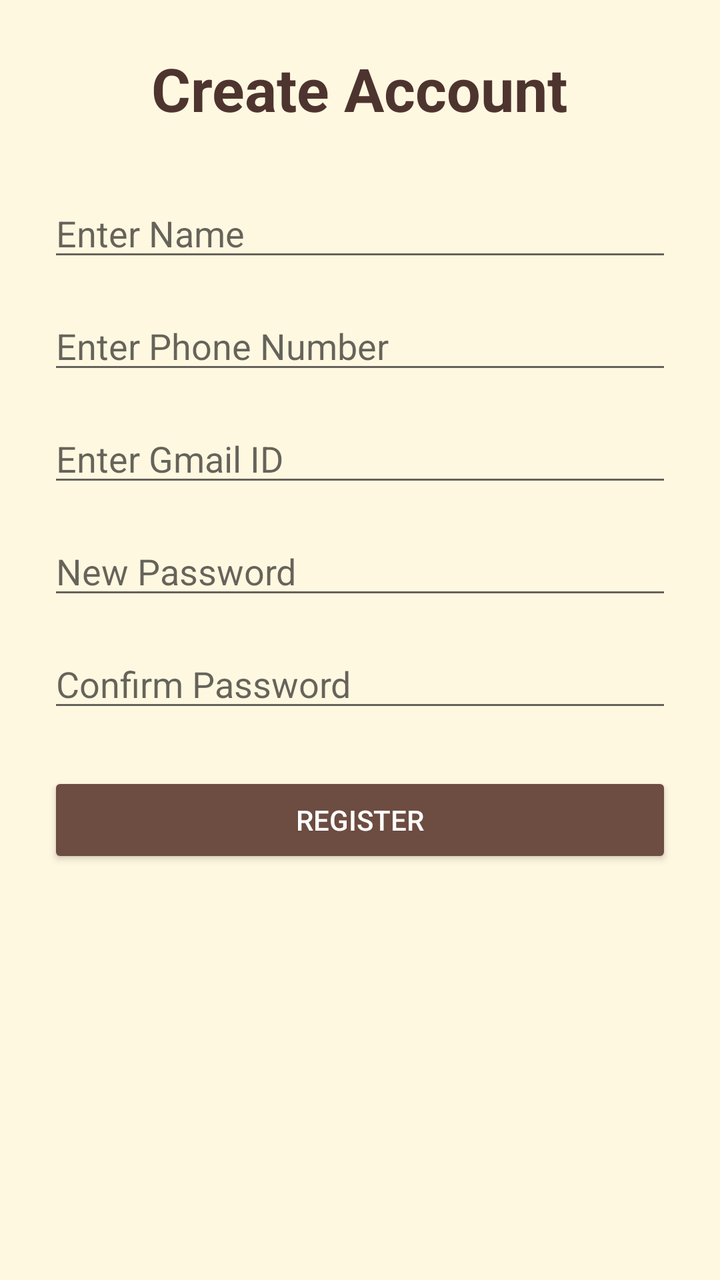
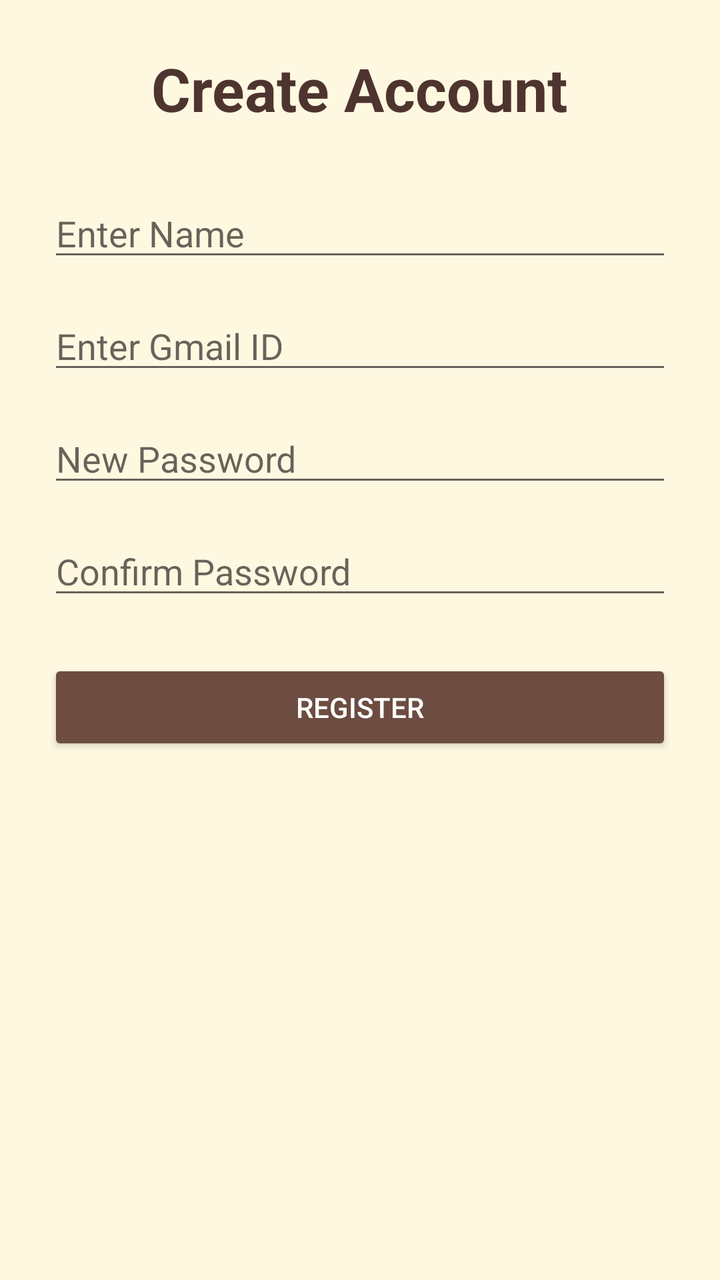

Before-and-after screenshots of an Android layout around one commit, followed by the original layout XML and the change that was made.
<!-- AndroidManifest.xml: application theme Theme.GramaVasathi -->
<!-- res/layout/activity_register.xml -->
<?xml version="1.0" encoding="utf-8"?>
<ScrollView xmlns:android="http://schemas.android.com/apk/res/android"
    android:layout_width="match_parent"
    android:layout_height="match_parent"
    android:background="#FFF8E1">

    <LinearLayout
        android:layout_width="match_parent"
        android:layout_height="wrap_content"
        android:orientation="vertical"
        android:padding="24dp">

        <TextView
            android:layout_width="wrap_content"
            android:layout_height="wrap_content"
            android:text="Create Account"
            android:textSize="30sp"
            android:textStyle="bold"
            android:textColor="#4E342E"
            android:layout_gravity="center"
            android:layout_marginBottom="30dp"/>

        <EditText
            android:id="@+id/nameEdit"
            android:layout_width="match_parent"
            android:layout_height="wrap_content"
            android:hint="Enter Name"/>

        <EditText
            android:id="@+id/phoneEdit"
            android:layout_width="match_parent"
            android:layout_height="wrap_content"
            android:hint="Enter Phone Number"
            android:inputType="number"
            android:maxLength="10"
            android:layout_marginTop="15dp"/>

        <EditText
            android:id="@+id/emailEdit"
            android:layout_width="match_parent"
            android:layout_height="wrap_content"
            android:hint="Enter Gmail ID"
            android:inputType="textEmailAddress"
            android:layout_marginTop="15dp"/>

        <EditText
            android:id="@+id/passwordEdit"
            android:layout_width="match_parent"
            android:layout_height="wrap_content"
            android:hint="New Password"
            android:inputType="textPassword"
            android:layout_marginTop="15dp"/>

        <EditText
            android:id="@+id/confirmPasswordEdit"
            android:layout_width="match_parent"
            android:layout_height="wrap_content"
            android:hint="Confirm Password"
            android:inputType="textPassword"
            android:layout_marginTop="15dp"/>

        <Button
            android:id="@+id/registerBtn"
            android:layout_width="match_parent"
            android:layout_height="wrap_content"
            android:text="REGISTER"
            android:backgroundTint="#6D4C41"
            android:textColor="#FFFFFF"
            android:layout_marginTop="25dp"/>

    </LinearLayout>

</ScrollView>
<!-- resources referenced by this layout -->
<resources>
  <style name="Theme.GramaVasathi" parent="Theme.AppCompat.Light.NoActionBar">
  
          <item name="colorPrimary">#6200EE</item>
          <item name="colorPrimaryDark">#3700B3</item>
          <item name="colorAccent">#03DAC5</item>
  
      </style>
</resources>

<!-- the commit's change to res/layout/activity_register.xml (unified diff, before → after) -->
@@ -26,14 +26,6 @@
             android:layout_height="wrap_content"
             android:hint="Enter Name"/>
 
-        <EditText
-            android:id="@+id/phoneEdit"
-            android:layout_width="match_parent"
-            android:layout_height="wrap_content"
-            android:hint="Enter Phone Number"
-            android:inputType="number"
-            android:maxLength="10"
-            android:layout_marginTop="15dp"/>
 
         <EditText
             android:id="@+id/emailEdit"
